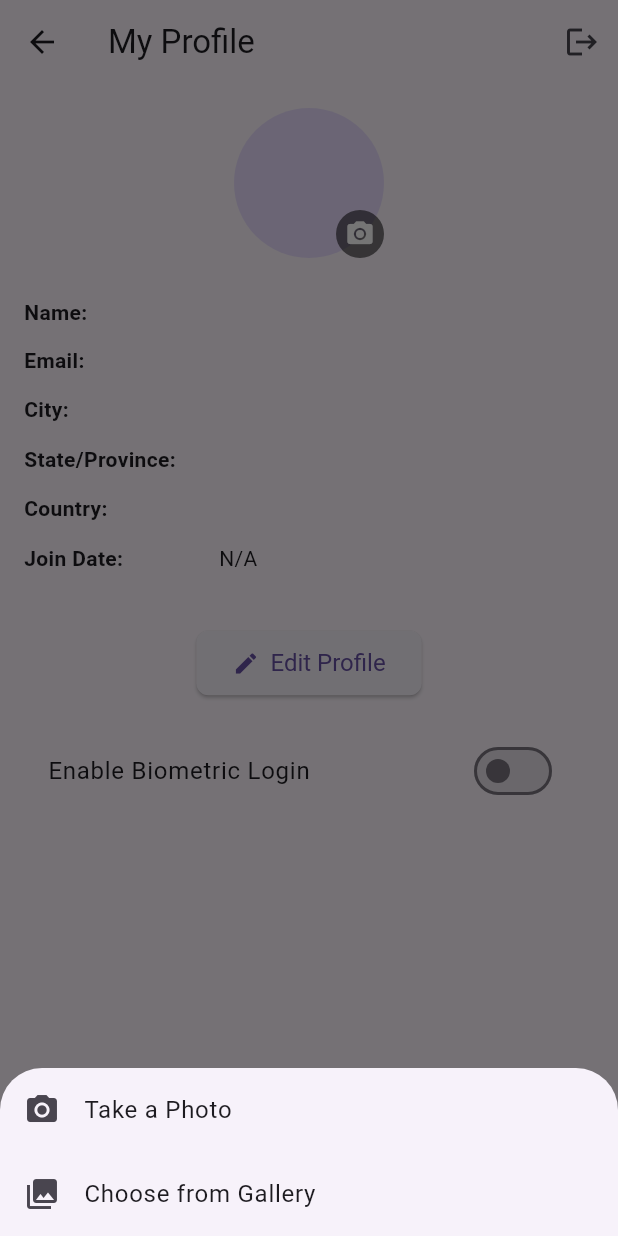
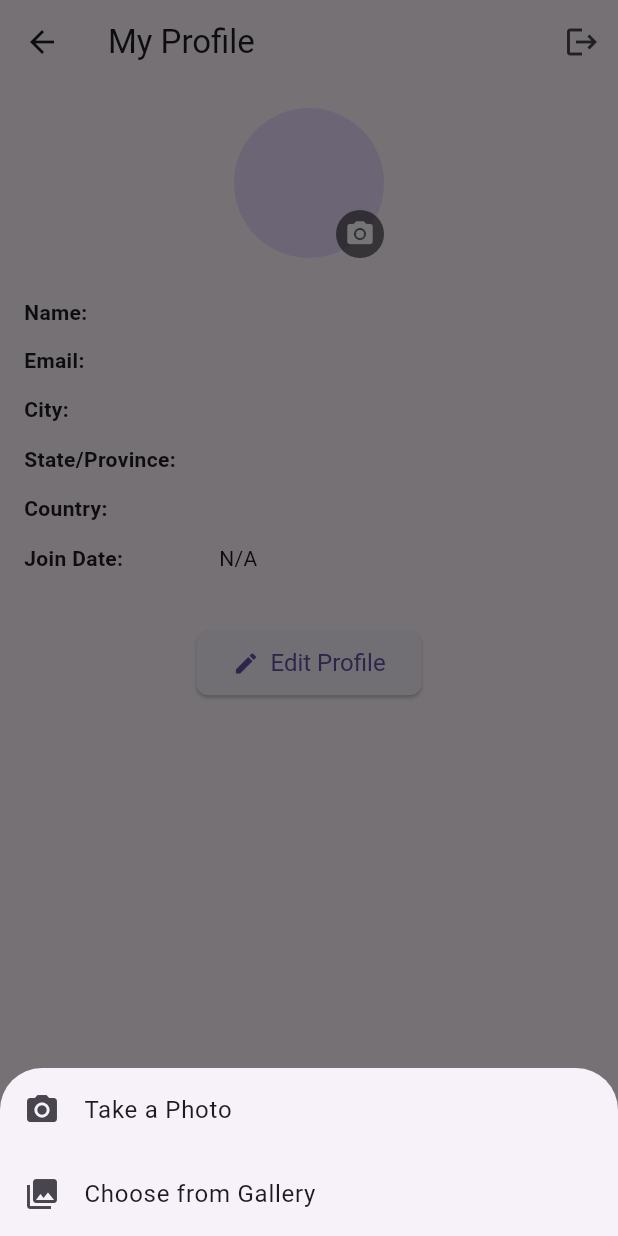
Before and after one commit to scscot/teambuild_app, a Flutter app: the ProfileScreen screen opened directly, after a tap on the "camera alt" icon, on a phone screen of 412 x 824 dp. Run offline on Flutter 3.47's test engine with Material 3 defaults, Android fonts, the light colour scheme and no system bars; our stand-ins replace cloud_firestore, firebase_auth, firebase_core, firebase_storage, flutter_dotenv, image_picker and 2 more; accounts and stored records are empty; project files that could hold a hidden picture were left out.

Commit message:
Enaled biometric functionality check on device

```diff
--- a/lib/screens/profile_screen.dart
+++ b/lib/screens/profile_screen.dart
@@ -1,10 +1,11 @@
-// CLEAN PATCHED — profile_screen.dart with upload spinner modal feedback
+// CLEAN PATCHED — profile_screen.dart with biometric availability check and improved toggle label
 
 import 'package:flutter/material.dart';
 import 'package:intl/intl.dart';
 import 'package:image_picker/image_picker.dart';
 import 'package:firebase_storage/firebase_storage.dart';
 import 'package:firebase_auth/firebase_auth.dart';
+import 'package:local_auth/local_auth.dart';
 import 'dart:io';
 import '../services/session_manager.dart';
 import '../models/user_model.dart';
@@ -22,6 +23,7 @@ class _ProfileScreenState extends State<ProfileScreen> {
   UserModel? _user;
   String? _sponsorName;
   bool _biometricEnabled = false;
+  bool _biometricsAvailable = false;
   final ImagePicker _picker = ImagePicker();
 
   @override
@@ -29,6 +31,16 @@ class _ProfileScreenState extends State<ProfileScreen> {
     super.initState();
     _loadUserData();
     _loadBiometricSetting();
+    _checkBiometricSupport();
+  }
+
+  Future<void> _checkBiometricSupport() async {
+    final auth = LocalAuthentication();
+    final available = await auth.canCheckBiometrics;
+    final supported = await auth.isDeviceSupported();
+    setState(() {
+      _biometricsAvailable = available && supported;
+    });
   }
 
   Future<void> _loadUserData() async {
@@ -89,7 +101,6 @@ class _ProfileScreenState extends State<ProfileScreen> {
             return;
           }
 
-          // PATCH START: show loading spinner
           showDialog(
             context: context,
             barrierDismissible: false,
@@ -113,8 +124,7 @@ class _ProfileScreenState extends State<ProfileScreen> {
         } catch (e) {
           print('❌ Error uploading image: $e');
         } finally {
-          Navigator.of(context).pop(); // dismiss spinner
-          // PATCH END
+          Navigator.of(context).pop();
         }
       }
     }
@@ -220,11 +230,12 @@ class _ProfileScreenState extends State<ProfileScreen> {
                     ),
                   ),
                   const SizedBox(height: 20),
-                  SwitchListTile(
-                    title: const Text('Enable Biometric Login'),
-                    value: _biometricEnabled,
-                    onChanged: _toggleBiometric,
-                  )
+                  if (_biometricsAvailable)
+                    SwitchListTile(
+                      title: const Text('Enable Face ID / Touch ID'),
+                      value: _biometricEnabled,
+                      onChanged: _toggleBiometric,
+                    ),
                 ],
               ),
             ),
```
